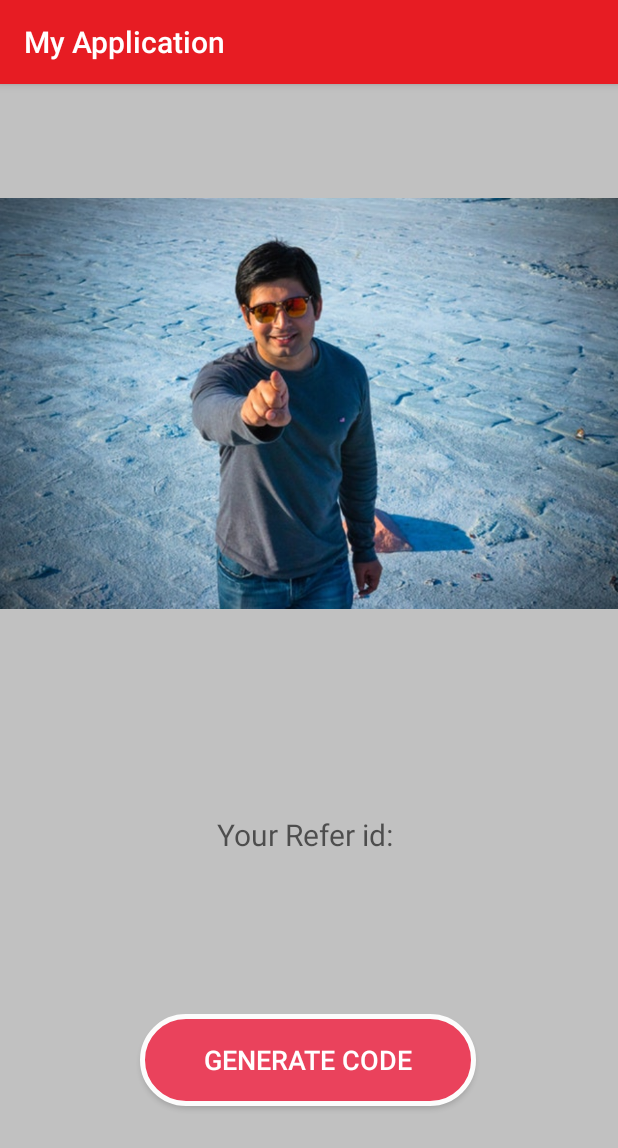
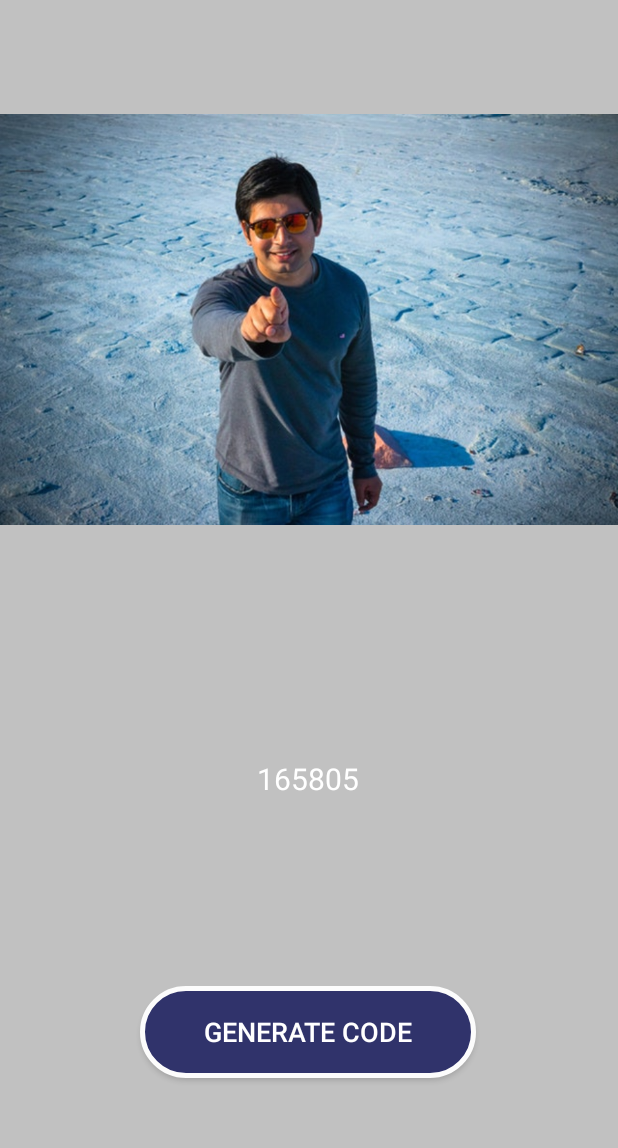
Before and after one commit to dfanduser/PlayReal, an Android app: the refer screen opened directly, with no data from a screen before it, on a phone screen of 412 x 824 dp. Shown: the top 1148 px of the screen. Run offline under Robolectric (Android 15) with nearby library versions, the phone set to English and light mode, and no system bars.

Commit message:
db file add

```diff
--- a/app/build.gradle
+++ b/app/build.gradle
@@ -5,7 +5,7 @@ android {
     buildToolsVersion "29.0.2"
     defaultConfig {
         applicationId "com.example.myapplication"
-        minSdkVersion 15
+        minSdkVersion 16
         targetSdkVersion 29
         versionCode 1
         versionName "1.0"
--- a/app/src/main/AndroidManifest.xml
+++ b/app/src/main/AndroidManifest.xml
@@ -6,9 +6,9 @@
 
     <application
         android:allowBackup="true"
-        android:icon="@mipmap/ic_launcher"
+        android:icon="@mipmap/ic_launcher_square"
         android:label="@string/app_name"
-        android:roundIcon="@mipmap/ic_launcher_round"
+        android:roundIcon="@mipmap/ic_launcher_square"
         android:supportsRtl="true"
         android:theme="@style/AppTheme">
         <activity android:name=".demo">
--- a/app/src/main/java/com/example/myapplication/refer.java
+++ b/app/src/main/java/com/example/myapplication/refer.java
@@ -22,16 +22,7 @@ public class refer extends AppCompatActivity {
         textView =findViewById(R.id.textView);
         codebtn = findViewById(R.id.codebtn);
 
-
-        codebtn.setOnClickListener(new View.OnClickListener() {
-            @Override
-            public void onClick(View v) {
-                Random random =new Random();
-                int number = random.nextInt(999999);
-                textView.setText(String.format(String.valueOf(number), "%06d",number));
-
-            }
-        });
+        textView.setText(String.valueOf(MainActivity.reffer));
 
 
 
--- a/app/src/main/res/drawable/custom_button.xml
+++ b/app/src/main/res/drawable/custom_button.xml
@@ -7,7 +7,7 @@
         android:bottomRightRadius="35dp"
         />
     <solid
-        android:color="#EA425C"
+        android:color="#30336B"
         />
     <padding
         android:left="0dp"
--- a/app/src/main/res/values/colors.xml
+++ b/app/src/main/res/values/colors.xml
@@ -1,7 +1,7 @@
 <?xml version="1.0" encoding="utf-8"?>
 <resources>
     <color name="colorPrimary">#E71C23</color>
-    <color name="colorPrimaryDark">#EA425C</color>
+    <color name="colorPrimaryDark">#3C40C6</color>
     <color name="colorAccent">#D81B60</color>
     <color name="colorNav">#008577</color>
     <color name="colorNavL">#00574B</color>
--- a/app/src/main/res/values/styles.xml
+++ b/app/src/main/res/values/styles.xml
@@ -1,7 +1,7 @@
 <resources>
 
     <!-- Base application theme. -->
-    <style name="AppTheme" parent="Theme.AppCompat.Light.DarkActionBar">
+    <style name="AppTheme" parent="Theme.AppCompat.Light.NoActionBar">
         <!-- Customize your theme here. -->
         <item name="colorPrimary">@color/colorPrimary</item>
         <item name="colorPrimaryDark">@color/colorPrimaryDark</item>
```
Also changed, not shown: app/src/main/res/values/strings.xml (+7 -1 lines).
